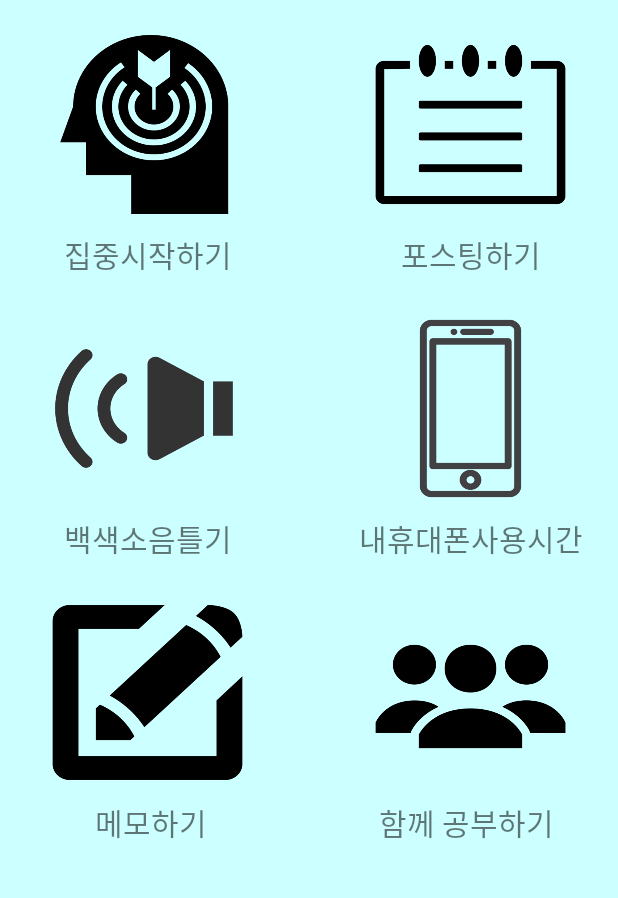
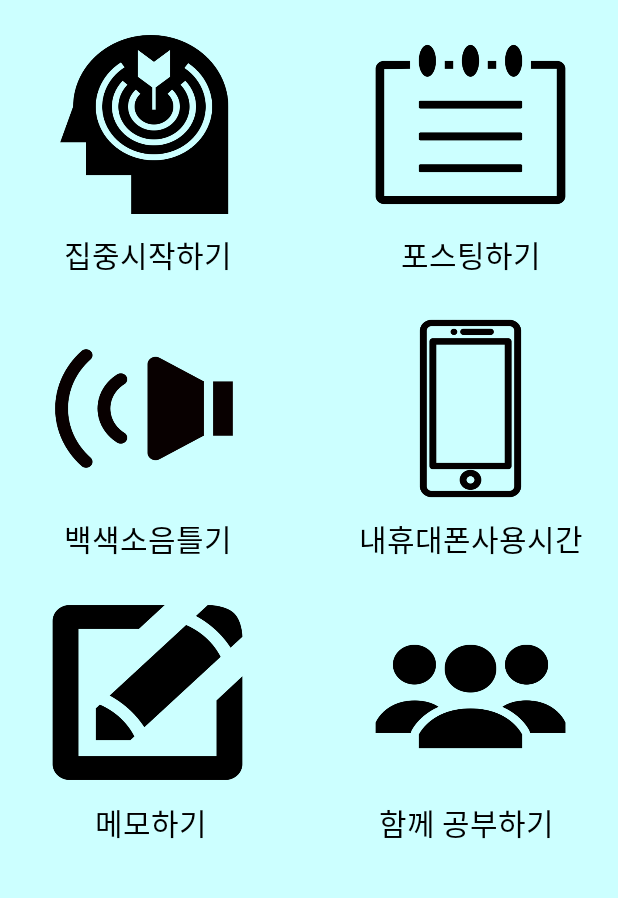
Before and after one commit to groovejumat/MyStudyHelper, an Android app: the screen it shows after launch (MainActivity), on a phone screen of 412 x 824 dp, the part 145-1043 px from its top. Run offline under Robolectric (Android 15) with nearby library versions, the phone set to English and light mode, and no system bars.

Commit message:
Second Remedy

```diff
--- a/SampleRelativeLayout/app/src/main/java/org/techtown/samplerelativelayout/LoginActivity.java
+++ b/SampleRelativeLayout/app/src/main/java/org/techtown/samplerelativelayout/LoginActivity.java
@@ -98,9 +98,9 @@ public class LoginActivity extends AppCompatActivity {
                                 if (!task.isSuccessful()) {
                                     // there was an error
                                     if (password.length() < 6) {
-                                        inputPassword.setError(getString(R.string.minimum_password));
+                                        inputPassword.setError("암호길이가 너무 짧습니다. 6자리이상을 입력해 주세요.");
                                     } else {
-                                        Toast.makeText(LoginActivity.this, getString(R.string.auth_failed), Toast.LENGTH_LONG).show();
+                                        Toast.makeText(LoginActivity.this, "로그인에 실패하였습니다.", Toast.LENGTH_LONG).show();
                                     }
                                 } else {
                                     Intent intent = new Intent(LoginActivity.this, MainActivity.class);
--- a/SampleRelativeLayout/app/src/main/java/org/techtown/samplerelativelayout/MemomainActivity.java
+++ b/SampleRelativeLayout/app/src/main/java/org/techtown/samplerelativelayout/MemomainActivity.java
@@ -34,10 +34,16 @@ public class MemomainActivity extends AppCompatActivity{
         super.onCreate(savedInstanceState);
         setContentView(R.layout.activity_memo_check);
 
+        //리사이클러뷰 뷰간 간격 조정
+        RecyclerDecoration spaceDecoration = new RecyclerDecoration(20);
+
+
+
         //생성할 릴사이클러 뷰의 아이디 값을 세팅하고, 레이아웃 매니저를 통해서 해당 리사이클러뷰를 새로 진행 방식으로 만든다.
         RecyclerView mRecyclerView = (RecyclerView) findViewById(R.id.recyclerview_main_list);
         LinearLayoutManager mLinearLayoutManager = new LinearLayoutManager(this);
         mRecyclerView.setLayoutManager(mLinearLayoutManager);
+        mRecyclerView.addItemDecoration(spaceDecoration);
 
         //어레이 리스트 생성
         mArrayList = new ArrayList<>();
--- a/SampleRelativeLayout/app/src/main/res/layout/activity_addmemo.xml
+++ b/SampleRelativeLayout/app/src/main/res/layout/activity_addmemo.xml
@@ -5,6 +5,7 @@
     android:id="@+id/linearLayout3"
     android:layout_width="match_parent"
     android:layout_height="match_parent"
+    android:background="@color/colorSky"
     android:orientation="vertical">
 
     <EditText
@@ -38,6 +39,7 @@
         android:layout_height="wrap_content"
         android:layout_marginLeft="5dp"
         android:layout_marginRight="5dp"
+        android:background="#B1E4FA"
         android:text="메모 등록" />
 
 </LinearLayout>
--- a/SampleRelativeLayout/app/src/main/res/layout/activity_main.xml
+++ b/SampleRelativeLayout/app/src/main/res/layout/activity_main.xml
@@ -13,6 +13,7 @@
         android:layout_width="wrap_content"
         android:layout_height="wrap_content"
         android:text="함께 공부하기"
+        android:textColor="#000000"
         android:textColorLink="#040404"
         android:textSize="20dp"
         app:layout_constraintBottom_toBottomOf="@+id/textView26"
@@ -27,6 +28,7 @@
         android:layout_height="wrap_content"
         android:layout_marginTop="8dp"
         android:text="메모하기"
+        android:textColor="#000000"
         android:textColorLink="#040404"
         android:textSize="20dp"
         app:layout_constraintBottom_toBottomOf="parent"
@@ -55,6 +57,7 @@
         android:layout_marginTop="24dp"
         android:layout_marginBottom="8dp"
         android:background="@drawable/soundicon"
+        android:backgroundTint="#080000"
         android:hapticFeedbackEnabled="true"
         android:textColorLink="#00FFFFFF"
         android:textSize="20dp"
@@ -72,6 +75,7 @@
         android:layout_marginTop="24dp"
         android:layout_marginBottom="8dp"
         android:background="@drawable/cellphone"
+        android:backgroundTint="#030000"
         android:hapticFeedbackEnabled="true"
         android:textColorLink="#00FFFFFF"
         android:textSize="20dp"
@@ -86,6 +90,7 @@
         android:layout_height="wrap_content"
         android:layout_marginTop="8dp"
         android:text="내휴대폰사용시간"
+        android:textColor="#000000"
         android:textColorLink="#040404"
         android:textSize="20dp"
         app:layout_constraintEnd_toEndOf="@+id/appusage"
@@ -98,6 +103,7 @@
         android:layout_height="wrap_content"
         android:layout_marginTop="8dp"
         android:text="백색소음틀기"
+        android:textColor="#000000"
         android:textColorLink="#040404"
         android:textSize="20dp"
         app:layout_constraintEnd_toEndOf="@+id/whitenoisebt"
@@ -110,6 +116,7 @@
         android:layout_height="wrap_content"
         android:layout_marginTop="8dp"
         android:text="포스팅하기"
+        android:textColor="#000000"
         android:textColorLink="#000000"
         android:textSize="20dp"
         app:layout_constraintEnd_toEndOf="@+id/post"
@@ -158,6 +165,7 @@
         android:layout_height="wrap_content"
         android:layout_marginTop="8dp"
         android:text="집중시작하기"
+        android:textColor="#000000"
         android:textColorLink="#040404"
         android:textSize="20dp"
         app:layout_constraintEnd_toEndOf="@+id/concentratebt"
--- a/SampleRelativeLayout/app/src/main/res/layout/activity_memo_check.xml
+++ b/SampleRelativeLayout/app/src/main/res/layout/activity_memo_check.xml
@@ -5,6 +5,7 @@
     android:layout_width="match_parent"
     android:layout_height="match_parent"
     android:orientation="vertical"
+    android:background="@color/colorSky"
     tools:context=".MainActivity">
 
 
@@ -12,7 +13,7 @@
         android:id="@+id/recyclerview_main_list"
         android:layout_width="match_parent"
         android:layout_height="546dp"
-        android:layout_marginBottom="13dp"
+        android:layout_marginBottom="0dp"
         android:scrollbarFadeDuration="0"
         android:scrollbarSize="5dp"
         android:scrollbarThumbVertical="@android:color/darker_gray"
@@ -22,6 +23,8 @@
         android:id="@+id/button_insert_activity"
         android:layout_width="match_parent"
         android:layout_height="wrap_content"
+        android:layout_marginTop="5dp"
+        android:background="#B1E4FA"
         android:text="메모추가" />
 
 
--- a/SampleRelativeLayout/app/src/main/res/layout/item_list.xml
+++ b/SampleRelativeLayout/app/src/main/res/layout/item_list.xml
@@ -5,12 +5,13 @@
     android:id="@+id/linearLayout"
     android:layout_width="match_parent"
     android:layout_height="wrap_content"
-    android:background="#BDE6FF"
+    android:background="#B1E4FA"
     android:orientation="vertical">
 
     <LinearLayout
         android:layout_width="match_parent"
         android:layout_height="match_parent"
+        android:background="#B1E4FA"
         android:gravity="right"
         android:orientation="horizontal">
 
@@ -20,6 +21,7 @@
             android:layout_height="wrap_content"
 
             android:layout_marginLeft="5dp"
+            android:layout_marginTop="5dp"
             android:background="#FFFFFF"
             android:gravity="center_vertical"
             android:padding="5dp"
@@ -35,6 +37,7 @@
             android:layout_height="wrap_content"
 
             android:layout_marginLeft="0dp"
+            android:layout_marginTop="5dp"
             android:layout_marginRight="5dp"
             android:background="#FFFFFF"
             android:gravity="center"
```
Also changed, not shown: SampleRelativeLayout/app/src/main/java/org/techtown/samplerelativelayout/RecyclerDecoration.java (added, +26 -0 lines), SampleRelativeLayout/app/src/main/res/layout/activitiy_editmemo.xml (+8 -0 lines).
